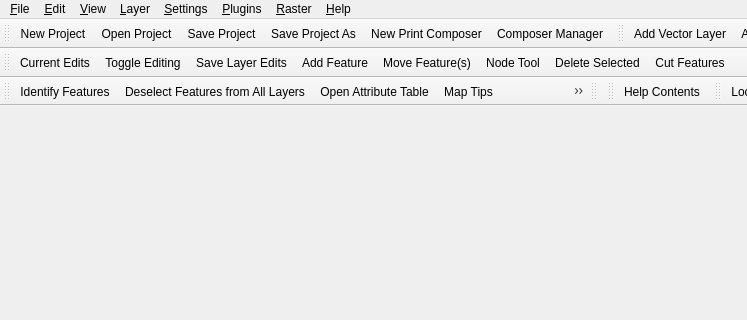
Before: the Qt Designer form src/ui/qgisapp.ui in qgis/QGIS, drawn with Qt 5; both pictures show x 0 to 747 and y 0 to 320 of the 1052 by 489 pixel window.
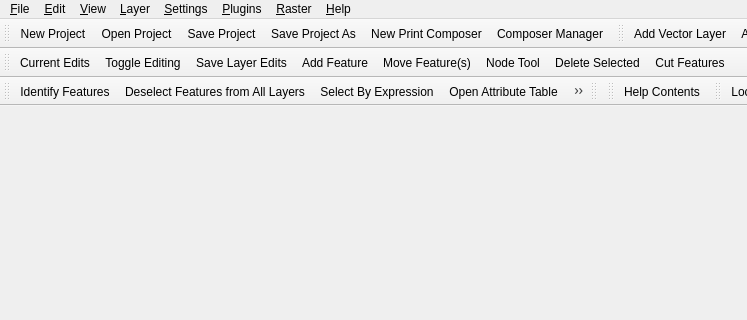
After: the same form once the commit is applied. Icons and pictures are not drawn.

Commit message: Add select by expression tool to toolbar

Diff of the .ui file:
```diff
--- a/src/ui/qgisapp.ui
+++ b/src/ui/qgisapp.ui
@@ -354,6 +354,7 @@
    </attribute>
    <addaction name="mActionIdentify"/>
    <addaction name="mActionDeselectAll"/>
+   <addaction name="mActionSelectByExpression"/>
    <addaction name="mActionOpenTable"/>
    <addaction name="mActionMapTips"/>
    <addaction name="mActionNewBookmark"/>
@@ -1984,6 +1985,14 @@
       <string>Rotate Feature(s)</string>
      </property>
   </action>
+  <action name="mActionSelectByExpression">
+   <property name="text">
+    <string>Select By Expression</string>
+   </property>
+   <property name="toolTip">
+    <string>Select features by using an expression</string>
+   </property>
+  </action>
  </widget>
  <resources>
   <include location="../../images/images.qrc"/>
```
Left out of the diff: 2 changed lines with no effect on the pictures. Lines whose indentation alone changed are shown as unchanged. The commit also changes 2 other files.
